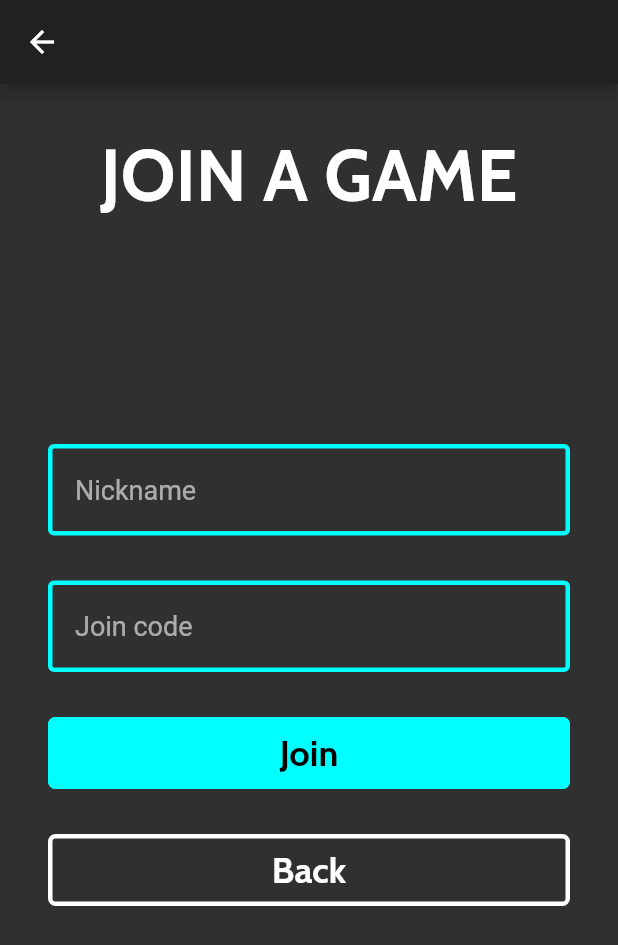
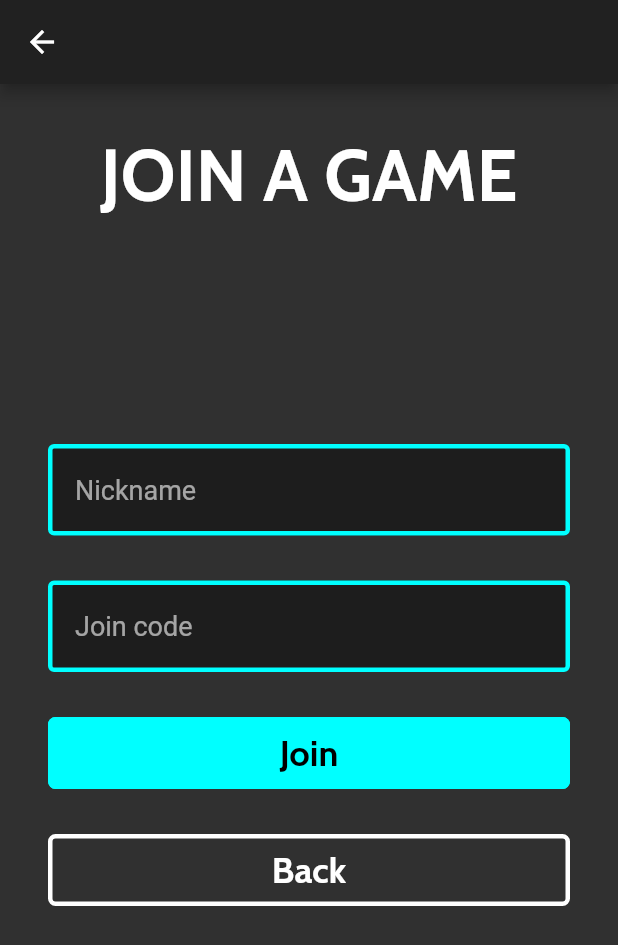
Before and after one commit to MLH-Fellowship/break-your-keyboard, a Flutter app: the JoinPage screen opened by its route, on a phone screen of 412 x 824 dp. Shown: the top 945 px of the screen. Run offline on Flutter 3.47's test engine with Material 2 defaults, Android fonts, the phone set to English and light mode, and no system bars; our stand-ins replace get_it.

Commit message:
added transparency to the outlined textfield

```diff
--- a/lib/presentation/inputs/text_field_outlined.dart
+++ b/lib/presentation/inputs/text_field_outlined.dart
@@ -14,6 +14,8 @@ class TextFieldOutlined extends StatelessWidget {
       controller: controller,
       style: const TextStyle(fontSize: 18),
       decoration: InputDecoration(
+        fillColor: Colors.black.withOpacity(0.4),
+        filled: true,
         hintText: hintText,
         contentPadding:
             const EdgeInsets.symmetric(horizontal: 18, vertical: 20),
```
